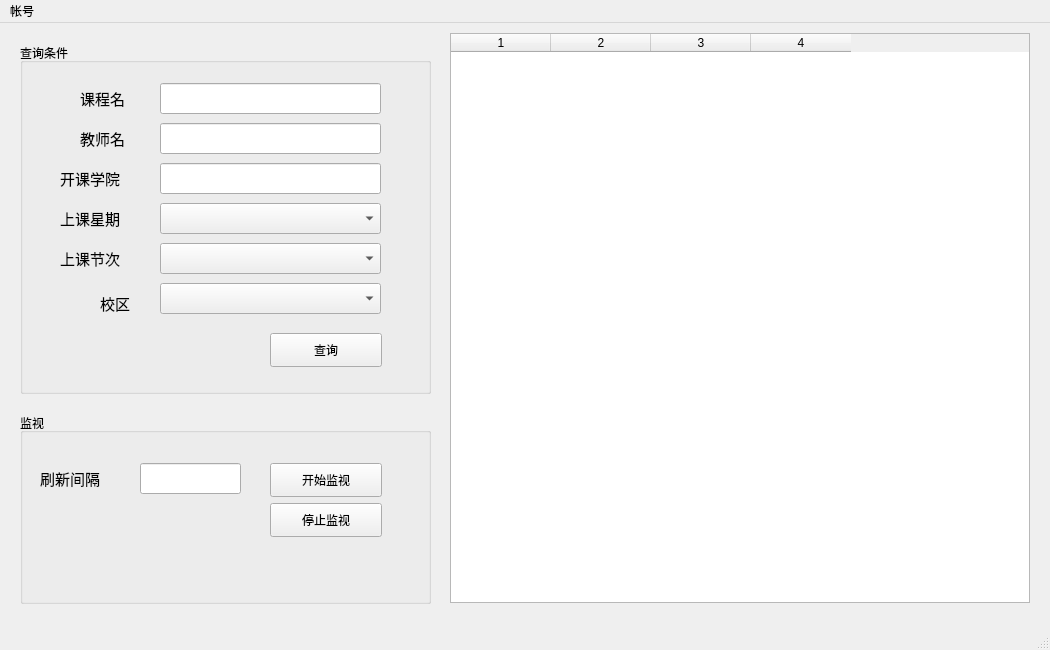
This is ui/main_window.ui in jesHrz/- as Qt 5 draws it before an edit. The edited form follows.
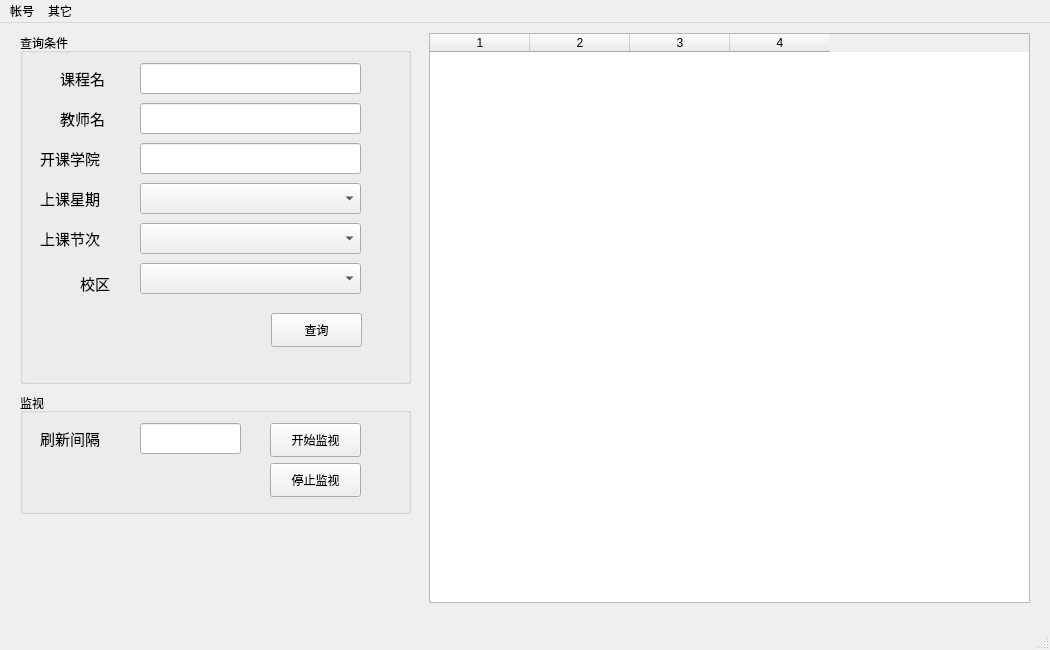
This is the edited form. Icons and pictures are not drawn.

```diff
--- a/ui/main_window.ui
+++ b/ui/main_window.ui
@@ -34,8 +34,8 @@
     <property name="geometry">
      <rect>
       <x>20</x>
-      <y>20</y>
-      <width>411</width>
+      <y>10</y>
+      <width>391</width>
       <height>351</height>
      </rect>
     </property>
@@ -45,8 +45,8 @@
     <widget class="QLabel" name="label_dd">
      <property name="geometry">
       <rect>
-       <x>80</x>
-       <y>245</y>
+       <x>60</x>
+       <y>235</y>
        <width>41</width>
        <height>31</height>
       </rect>
@@ -70,8 +70,8 @@
     <widget class="QLabel" name="label_jsm">
      <property name="geometry">
       <rect>
-       <x>60</x>
-       <y>80</y>
+       <x>40</x>
+       <y>70</y>
        <width>71</width>
        <height>31</height>
       </rect>
@@ -95,8 +95,8 @@
     <widget class="QLabel" name="label_xy">
      <property name="geometry">
       <rect>
-       <x>40</x>
-       <y>120</y>
+       <x>20</x>
+       <y>110</y>
        <width>91</width>
        <height>31</height>
       </rect>
@@ -120,8 +120,8 @@
     <widget class="QLabel" name="label_xq">
      <property name="geometry">
       <rect>
-       <x>40</x>
-       <y>160</y>
+       <x>20</x>
+       <y>150</y>
        <width>91</width>
        <height>31</height>
       </rect>
@@ -145,8 +145,8 @@
     <widget class="QLabel" name="label_jc">
      <property name="geometry">
       <rect>
-       <x>40</x>
-       <y>200</y>
+       <x>20</x>
+       <y>190</y>
        <width>91</width>
        <height>31</height>
       </rect>
@@ -170,8 +170,8 @@
     <widget class="QLabel" name="label_kch">
      <property name="geometry">
       <rect>
-       <x>60</x>
-       <y>40</y>
+       <x>40</x>
+       <y>30</y>
        <width>71</width>
        <height>31</height>
       </rect>
@@ -198,9 +198,9 @@
      </property>
      <property name="geometry">
       <rect>
-       <x>250</x>
-       <y>290</y>
-       <width>112</width>
+       <x>251</x>
+       <y>280</y>
+       <width>91</width>
        <height>34</height>
       </rect>
      </property>
@@ -211,8 +211,8 @@
     <widget class="QComboBox" name="comboBox_xq">
      <property name="geometry">
       <rect>
-       <x>140</x>
-       <y>160</y>
+       <x>120</x>
+       <y>150</y>
        <width>221</width>
        <height>31</height>
       </rect>
@@ -261,8 +261,8 @@
     <widget class="QComboBox" name="comboBox_jc">
      <property name="geometry">
       <rect>
-       <x>140</x>
-       <y>200</y>
+       <x>120</x>
+       <y>190</y>
        <width>221</width>
        <height>31</height>
       </rect>
@@ -301,8 +301,8 @@
     <widget class="QComboBox" name="comboBox_dd">
      <property name="geometry">
       <rect>
-       <x>140</x>
-       <y>240</y>
+       <x>120</x>
+       <y>230</y>
        <width>221</width>
        <height>31</height>
       </rect>
@@ -351,8 +351,8 @@
     <widget class="QLineEdit" name="line_kch">
      <property name="geometry">
       <rect>
-       <x>140</x>
-       <y>40</y>
+       <x>120</x>
+       <y>30</y>
        <width>221</width>
        <height>31</height>
       </rect>
@@ -361,8 +361,8 @@
     <widget class="QLineEdit" name="line_jsm">
      <property name="geometry">
       <rect>
-       <x>140</x>
-       <y>80</y>
+       <x>120</x>
+       <y>70</y>
        <width>221</width>
        <height>31</height>
       </rect>
@@ -371,8 +371,8 @@
     <widget class="QLineEdit" name="line_xy">
      <property name="geometry">
       <rect>
-       <x>140</x>
-       <y>120</y>
+       <x>120</x>
+       <y>110</y>
        <width>221</width>
        <height>31</height>
       </rect>
@@ -383,9 +383,9 @@
     <property name="geometry">
      <rect>
       <x>20</x>
-      <y>390</y>
-      <width>411</width>
-      <height>191</height>
+      <y>370</y>
+      <width>391</width>
+      <height>121</height>
      </rect>
     </property>
     <property name="title">
@@ -395,7 +395,7 @@
      <property name="geometry">
       <rect>
        <x>20</x>
-       <y>50</y>
+       <y>30</y>
        <width>91</width>
        <height>31</height>
       </rect>
@@ -414,8 +414,8 @@
      <property name="geometry">
       <rect>
        <x>250</x>
-       <y>50</y>
-       <width>112</width>
+       <y>30</y>
+       <width>91</width>
        <height>34</height>
       </rect>
      </property>
@@ -427,8 +427,8 @@
      <property name="geometry">
       <rect>
        <x>250</x>
-       <y>90</y>
-       <width>112</width>
+       <y>70</y>
+       <width>91</width>
        <height>34</height>
       </rect>
      </property>
@@ -440,7 +440,7 @@
      <property name="geometry">
       <rect>
        <x>120</x>
-       <y>50</y>
+       <y>30</y>
        <width>101</width>
        <height>31</height>
       </rect>
@@ -450,9 +450,9 @@
    <widget class="QTableWidget" name="table_info">
     <property name="geometry">
      <rect>
-      <x>450</x>
+      <x>429</x>
       <y>10</y>
-      <width>580</width>
+      <width>601</width>
       <height>570</height>
      </rect>
     </property>
@@ -477,7 +477,7 @@
      <height>30</height>
     </rect>
    </property>
-   <widget class="QMenu" name="menu">
+   <widget class="QMenu" name="menu_option">
     <property name="title">
      <string>帐号</string>
     </property>
@@ -485,7 +485,15 @@
     <addaction name="separator"/>
     <addaction name="action_exit"/>
    </widget>
-   <addaction name="menu"/>
+   <widget class="QMenu" name="menu_other">
+    <property name="title">
+     <string>其它</string>
+    </property>
+    <addaction name="action_update"/>
+    <addaction name="action_about"/>
+   </widget>
+   <addaction name="menu_option"/>
+   <addaction name="menu_other"/>
   </widget>
   <widget class="QStatusBar" name="statusbar">
    <property name="enabled">
```
Left out of the diff: 10 changed lines with no effect on the pictures.
